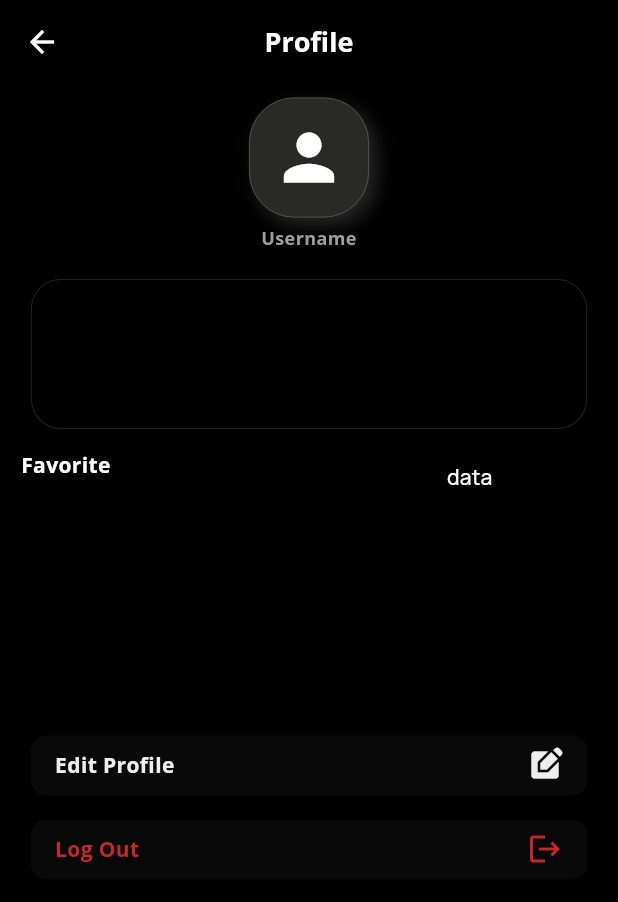
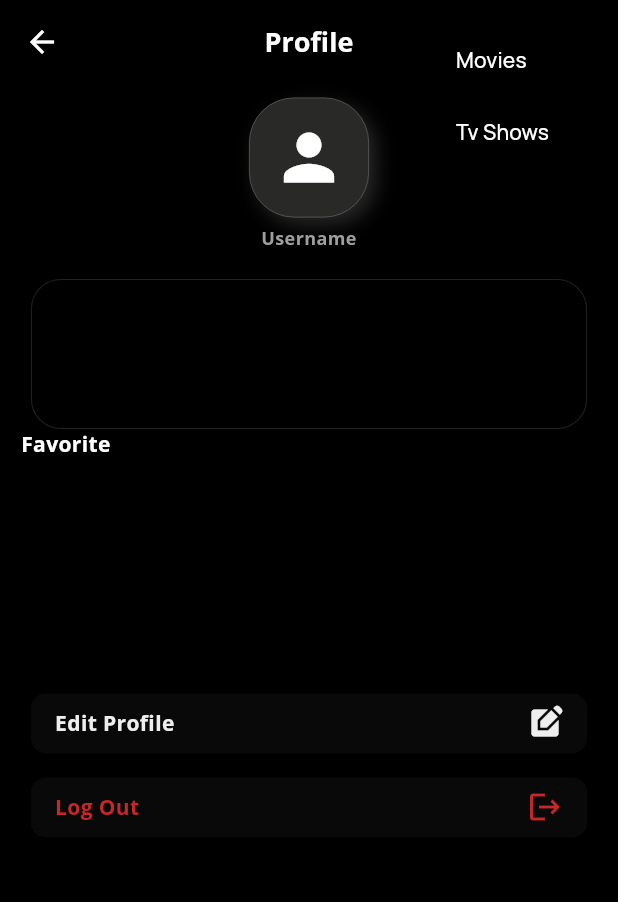
Before and after one commit to jbranabb/AbsoluteCinema, a Flutter app: the ProfilePage screen opened directly, after a tap on the "more vert" icon, on a phone screen of 412 x 824 dp. Shown: the top 902 px of the screen. Run offline on Flutter 3.47's test engine with Material 3 defaults, Android fonts, the phone set to English and light mode, and no system bars; our stand-ins replace bloc, cached_network_image, carousel_slider, dio, flutter_bloc, flutter_svg and 3 more; accounts and stored records are empty; network calls fail.

Commit message:
feat(ProfilePage) adding popupMenuItem for User if they want to switch the type of movies

```diff
--- a/lib/pages/screens/profile.dart
+++ b/lib/pages/screens/profile.dart
@@ -32,6 +32,20 @@ class _ProfilePageState extends State<ProfilePage> {
           fnweight: FontWeight.bold,
         ),
         centerTitle: true,
+        actions: [
+          PopupMenuButton(itemBuilder: (context) => [
+            const PopupMenuItem(value: 1,child: Text('Movies'),),
+            const PopupMenuItem(value: 2,child: Text('Tv Shows'),),
+          ],
+          onSelected: (value) {
+            if(value == 1){
+            value != value ? context.read<UserBloc>().add(UserCredentials(mediaType: 'movies')) : null;
+            }else{
+            value !=  value ? context.read<UserBloc>().add(UserCredentials(mediaType: 'tv')) : null;
+            }
+          },
+          )
+        ],
       ),
       body: Center(
         child: Column(
@@ -118,15 +132,13 @@ class _ProfilePageState extends State<ProfilePage> {
             Padding(
               padding: const EdgeInsets.symmetric(horizontal: 14.0),
               child: Row(
-                mainAxisAlignment: MainAxisAlignment.spaceBetween,
+                mainAxisAlignment: MainAxisAlignment.start,
                 children: [
                   MyText(
                     text: "Favorite",
                     fnweight: FontWeight.bold,
                   ),
-                  PopupMenuButton(itemBuilder: (context) => [
-                    PopupMenuItem(child: Text('data'))
-                  ])
+
                 ],
               ),
             ),
```
